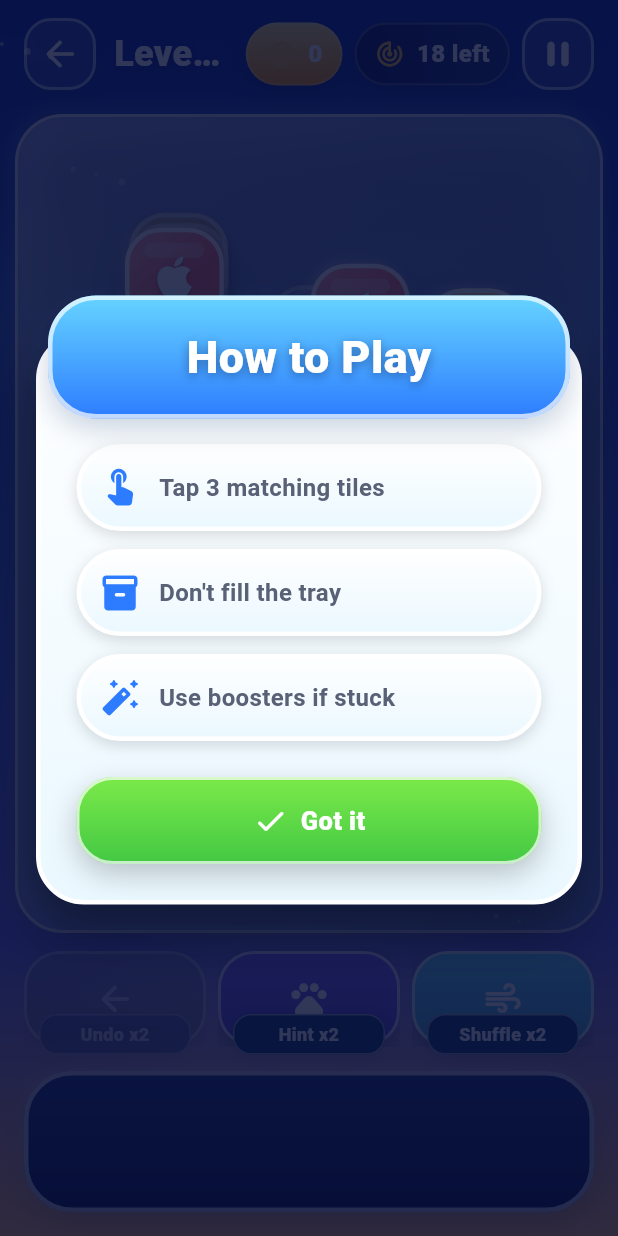
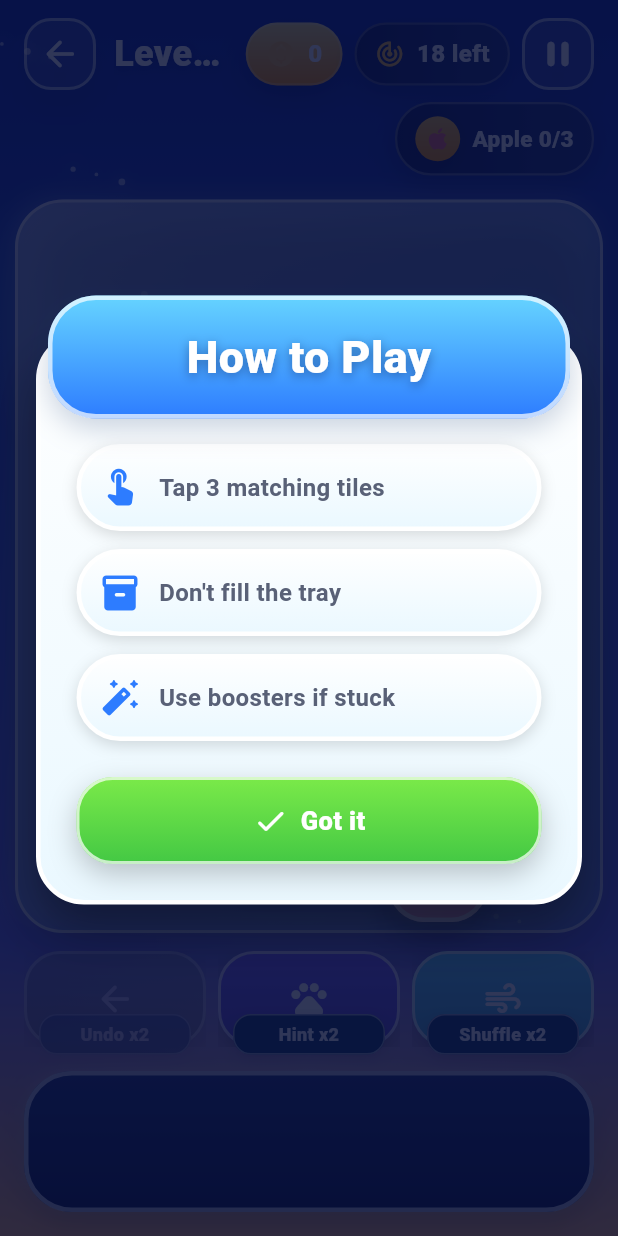
Before and after one commit to RagarRW-c/game, a Flutter app: the MapScreen screen opened by its route, after a tap on "Level 1", on a phone screen of 412 x 824 dp. Run offline on Flutter 3.47's test engine with Material 3 defaults, Android fonts, the phone set to English and light mode, and no system bars; our stand-ins replace audioplayers, shared_preferences; accounts and stored records are empty.

Commit message:
feat(levels): add objective tracking and progress UI

```diff
--- a/assets/levels/level_01.json
+++ b/assets/levels/level_01.json
@@ -2,6 +2,10 @@
   "level": 1,
   "name": "Level 1",
   "timeBonusSeconds": 180,
+  "objective": {
+    "type": "apple",
+    "target": 3
+  },
   "tiles": [
     {
       "id": "L1_T000",
--- a/assets/levels/level_02.json
+++ b/assets/levels/level_02.json
@@ -2,6 +2,10 @@
   "level": 2,
   "name": "Level 2",
   "timeBonusSeconds": 170,
+  "objective": {
+    "type": "flower",
+    "target": 3
+  },
   "tiles": [
     {
       "id": "L2_T000",
--- a/lib/domain/game_engine.dart
+++ b/lib/domain/game_engine.dart
@@ -4,20 +4,27 @@ import 'dart:ui';
 import 'package:flutter/foundation.dart';
 
 import 'game_result.dart';
+import 'level.dart';
 import 'tile.dart';
 
 class GameEngine {
-  GameEngine(List<Tile> startingTiles)
+  GameEngine(List<Tile> startingTiles, {this.objective})
       : tiles = List<Tile>.from(startingTiles),
         tray = <String>[];
 
   static const int trayLimit = 7;
   final Random _random = Random();
   final List<String> _selectionHistory = <String>[];
+  final LevelObjective? objective;
 
   List<Tile> tiles;
   List<String> tray;
   GameResult result = GameResult.playing;
+  int objectiveProgress = 0;
+
+  bool get hasObjective => objective != null;
+  bool get objectiveComplete =>
+      objective != null && objectiveProgress >= objective!.target;
 
   bool _isRenderedOnBoard(Tile tile) {
     return tile.state != TileState.matched && !tray.contains(tile.id);
@@ -164,6 +171,7 @@ class GameEngine {
     }
     if (matchedIds.isEmpty) return;
 
+    _updateObjectiveProgress(matchedIds);
     tiles = tiles
         .map((tile) => matchedIds.contains(tile.id)
             ? tile.copyWith(state: TileState.matched)
@@ -319,8 +327,20 @@ class GameEngine {
     _sanitizeTray();
     if (tray.length > trayLimit) {
       result = GameResult.lost;
-    } else if (tiles.every((tile) => tile.state == TileState.matched)) {
+    } else if (objectiveComplete ||
+        (!hasObjective &&
+            tiles.every((tile) => tile.state == TileState.matched))) {
       result = GameResult.won;
     }
   }
+
+  void _updateObjectiveProgress(Set<String> matchedIds) {
+    final objective = this.objective;
+    if (objective == null || objectiveComplete) return;
+    final matchedObjectiveTiles = tiles.where(
+      (tile) => matchedIds.contains(tile.id) && tile.type == objective.type,
+    );
+    objectiveProgress =
+        min(objective.target, objectiveProgress + matchedObjectiveTiles.length);
+  }
 }
--- a/lib/domain/level.dart
+++ b/lib/domain/level.dart
@@ -6,19 +6,42 @@ class LevelDefinition {
     required this.name,
     required this.timeBonusSeconds,
     required this.tiles,
+    this.objective,
   });
 
   final int level;
   final String name;
   final int timeBonusSeconds;
   final List<Tile> tiles;
+  final LevelObjective? objective;
 
-  factory LevelDefinition.fromJson(Map<String, dynamic> json) => LevelDefinition(
+  factory LevelDefinition.fromJson(Map<String, dynamic> json) =>
+      LevelDefinition(
         level: json['level'] as int,
         name: json['name'] as String,
         timeBonusSeconds: json['timeBonusSeconds'] as int,
+        objective: json['objective'] == null
+            ? null
+            : LevelObjective.fromJson(
+                json['objective'] as Map<String, dynamic>,
+              ),
         tiles: (json['tiles'] as List<dynamic>)
             .map((item) => Tile.fromJson(item as Map<String, dynamic>))
             .toList(),
       );
 }
+
+class LevelObjective {
+  const LevelObjective({
+    required this.type,
+    required this.target,
+  });
+
+  final String type;
+  final int target;
+
+  factory LevelObjective.fromJson(Map<String, dynamic> json) => LevelObjective(
+        type: json['type'] as String,
+        target: json['target'] as int,
+      );
+}
--- a/lib/presentation/screens/game_screen.dart
+++ b/lib/presentation/screens/game_screen.dart
@@ -94,7 +94,7 @@ class _GameScreenState extends State<GameScreen> {
   }
 
   void _ensureEngine(LevelDefinition level) {
-    _engine ??= GameEngine(level.tiles);
+    _engine ??= GameEngine(level.tiles, objective: level.objective);
   }
 
   void _queueLevelOneTutorial() {
@@ -518,7 +518,7 @@ class _GameScreenState extends State<GameScreen> {
                 _navigator.pop();
                 if (!mounted) return;
                 _safeSetState(() {
-                  _engine = GameEngine(level.tiles);
+                  _engine = GameEngine(level.tiles, objective: level.objective);
                   _resetAnimationState();
                   _resetBoosterUses();
                 });
@@ -550,7 +550,7 @@ class _GameScreenState extends State<GameScreen> {
                 _navigator.pop();
                 if (!mounted) return;
                 _safeSetState(() {
-                  _engine = GameEngine(level.tiles);
+                  _engine = GameEngine(level.tiles, objective: level.objective);
                   _resetAnimationState();
                   _resetBoosterUses();
                 });
@@ -825,6 +825,23 @@ class _GameScreenState extends State<GameScreen> {
                             ],
                           ),
                         ),
+                        if (level.objective != null) ...[
+                          Padding(
+                            padding: const EdgeInsets.fromLTRB(
+                              GameSpacing.lg,
+                              0,
+                              GameSpacing.lg,
+                              GameSpacing.sm,
+                            ),
+                            child: Align(
+                              alignment: Alignment.centerRight,
+                              child: _ObjectiveBadge(
+                                objective: level.objective!,
+                                progress: engine.objectiveProgress,
+                              ),
+                            ),
+                          ),
+                        ],
                         Expanded(
                           child: Center(
                             child: Container(
@@ -1089,6 +1106,68 @@ class _TutorialTip extends StatelessWidget {
   }
 }
 
+class _ObjectiveBadge extends StatelessWidget {
+  const _ObjectiveBadge({
+    required this.objective,
+    required this.progress,
+  });
+
+  final LevelObjective objective;
+  final int progress;
+
+  String get _label {
+    if (objective.type.isEmpty) return 'Goal';
+    return '${objective.type[0].toUpperCase()}${objective.type.substring(1)}';
+  }
+
+  @override
+  Widget build(BuildContext context) {
+    final art = tileCatalog[objective.type];
+    final visibleProgress = progress.clamp(0, objective.target);
+
+    return Container(
+      padding: const EdgeInsets.symmetric(
+        horizontal: GameSpacing.md,
+        vertical: GameSpacing.sm,
+      ),
+      decoration: BoxDecoration(
+        gradient: GameGradients.darkBadge,
+        borderRadius: GameRadius.largeRadius,
+        border: Border.all(color: Colors.white30, width: 1.5),
+        boxShadow: GameShadows.medium(),
+      ),
+      child: Row(
+        mainAxisSize: MainAxisSize.min,
+        children: [
+          Container(
+            width: 30,
+            height: 30,
+            decoration: BoxDecoration(
+              gradient: GameGradients.goldButton,
+              shape: BoxShape.circle,
+              boxShadow: GameShadows.light(),
+            ),
+            child: Icon(
+              art?.icon ?? Icons.flag_rounded,
+              color: art?.color ?? Colors.white,
+              size: 19,
+            ),
+          ),
+          const SizedBox(width: GameSpacing.sm),
+          Text(
+            '$_label $visibleProgress/${objective.target}',
+            style: const TextStyle(
+              color: Colors.white,
+              fontSize: 15,
+              fontWeight: FontWeight.w900,
+            ),
+          ),
+        ],
+      ),
+    );
+  }
+}
+
 class _BoosterBar extends StatelessWidget {
   const _BoosterBar({
     required this.onShuffle,
```
